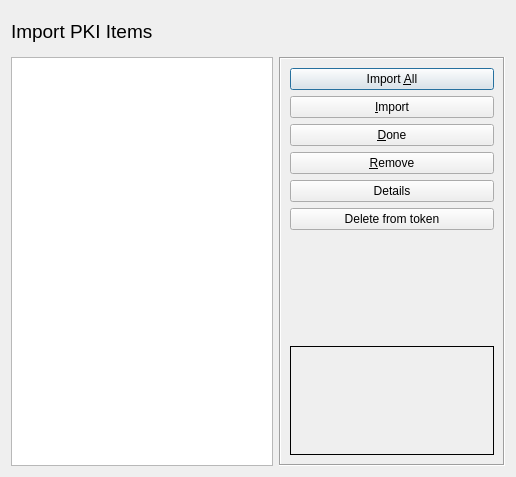
First picture: the form in ui/ImportMulti.ui, repository chris2511/xca, before the edit.
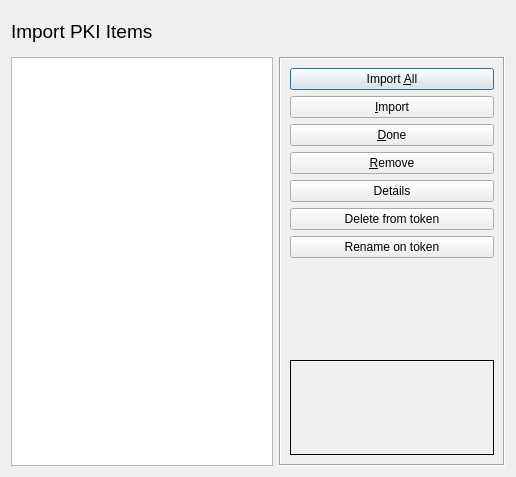
Second picture: the form after the edit.

Commit message: Support renaming items on the token

Patch:
```diff
--- a/ui/ImportMulti.ui
+++ b/ui/ImportMulti.ui
@@ -130,6 +130,13 @@
           </property>
          </widget>
         </item>
+        <item>
+         <widget class="QPushButton" name="renameToken">
+          <property name="text">
+           <string>Rename on token</string>
+          </property>
+         </widget>
+        </item>
         <item>
          <spacer>
           <property name="orientation">
```
The commit also changes 9 other files.
